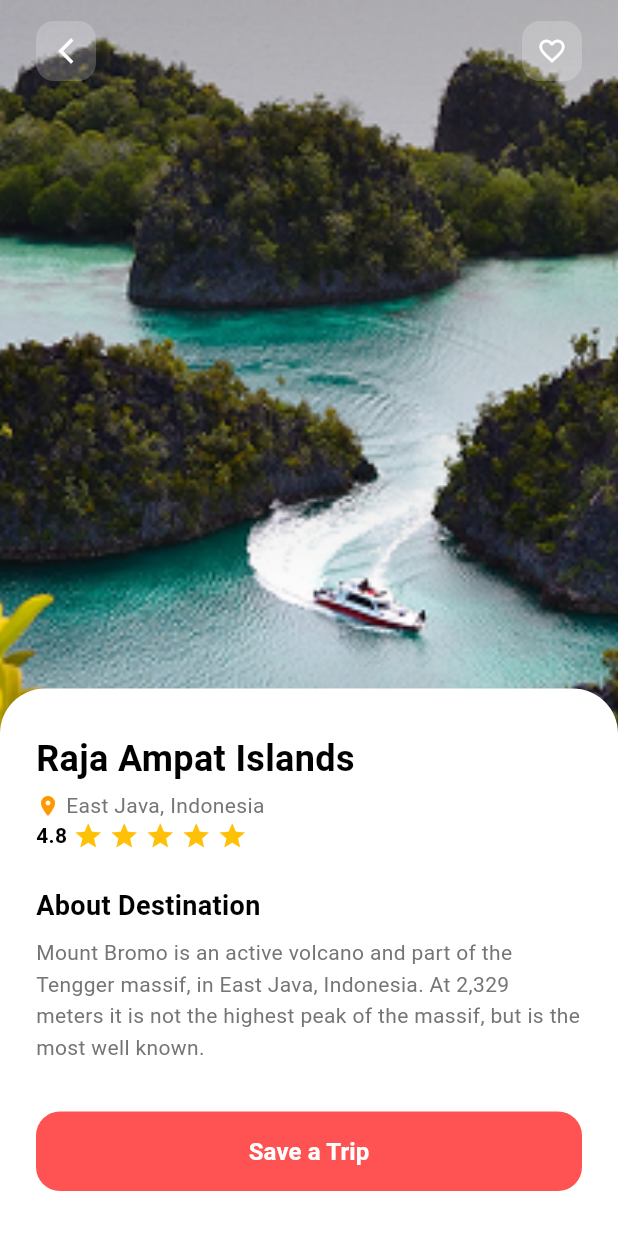
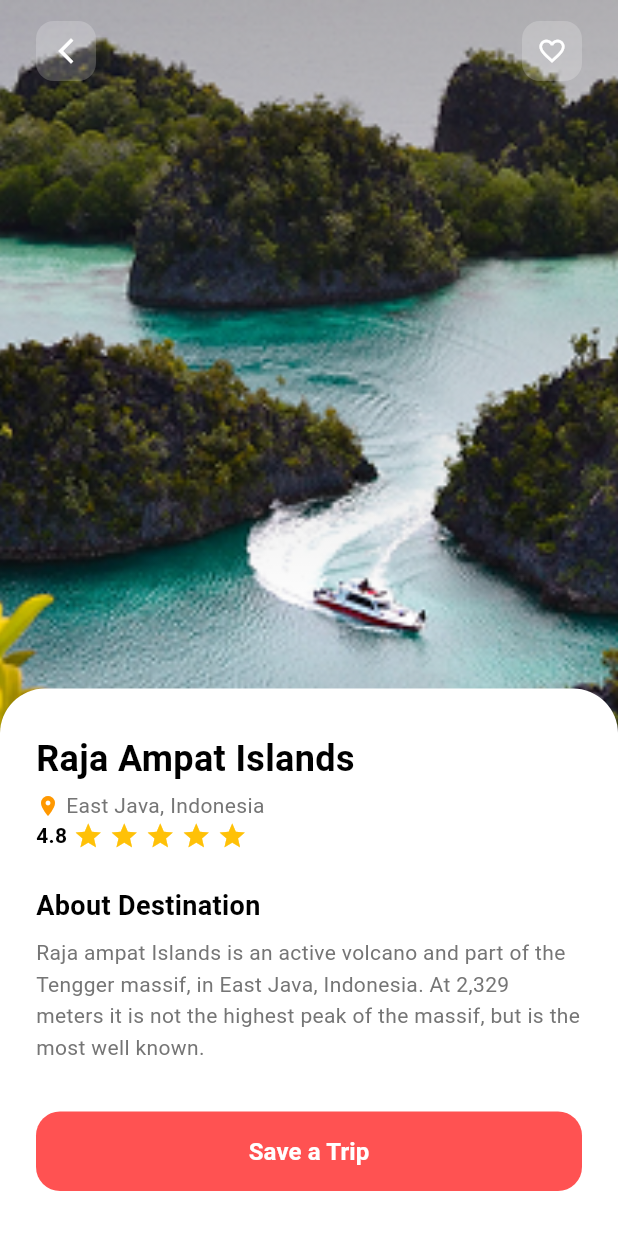
Before and after one commit to petereog/travella, a Flutter app: the screen it shows after launch, after a tap on "Ranu Kumbolo", on a phone screen of 412 x 824 dp. Run offline on Flutter 3.47's test engine with Material 3 defaults, Android fonts, the phone set to English and light mode, and no system bars; our stand-ins replace flutter_svg.

Commit message:
completed the saved and profile screen

```diff
--- a/lib/features/detail/view/page/detail_screen.dart
+++ b/lib/features/detail/view/page/detail_screen.dart
@@ -130,7 +130,7 @@ class DetailScreen extends StatelessWidget {
                   ),
                   const SizedBox(height: 8),
                   Text(
-                    'Mount Bromo is an active volcano and part of the Tengger massif, in East Java, Indonesia. At 2,329 meters it is not the highest peak of the massif, but is the most well known.',
+                    'Raja ampat Islands is an active volcano and part of the Tengger massif, in East Java, Indonesia. At 2,329 meters it is not the highest peak of the massif, but is the most well known.',
                     style: TextStyle(color: Colors.grey[600], fontSize: 14, height: 1.5),
                   ),
                   const SizedBox(height: 32),
@@ -154,8 +154,8 @@ class DetailScreen extends StatelessWidget {
                         ),
                       ),
                     ],
-                        ),
-                        ),
+              ),
+            ),
           )
         ],
       ),
--- a/lib/features/home/view/pages/home_page.dart
+++ b/lib/features/home/view/pages/home_page.dart
@@ -3,6 +3,8 @@ import 'package:flutter_svg/flutter_svg.dart';
 import 'package:travella/features/home/view/widget/category_widget.dart';
 import 'package:travella/features/home/view/widget/city_widget.dart';
 import 'package:travella/features/home/view/widget/place_widget.dart';
+import 'package:travella/features/profile/view/pages/profile_screen.dart';
+import 'package:travella/features/saved/view/pages/saved_screen.dart';
 import 'package:travella/features/search/view/pages/search_screen.dart';
 
 class HomePage extends StatefulWidget {
@@ -64,8 +66,8 @@ class _HomePageState extends State<HomePage> {
               children: [
                 _buildHomeBody(),
                 const SearchScreen(),
-                _buildPlaceholderPage(2),
-                _buildPlaceholderPage(3),
+                const SavedScreen(),
+               const ProfileScreen()
               ],
             ),
           ),
--- /dev/null
+++ b/lib/features/profile/view/pages/profile_screen.dart
@@ -0,0 +1,12 @@
+import 'package:flutter/material.dart';
+
+class ProfileScreen extends StatelessWidget {
+  const ProfileScreen ({super.key});
+
+  @override
+  Widget build(BuildContext context) {
+    return SizedBox(
+      child: Text('welcome to Profile'),
+    );
+  }
+}
--- /dev/null
+++ b/lib/features/saved/view/pages/saved_screen.dart
@@ -0,0 +1,12 @@
+import 'package:flutter/material.dart';
+
+class SavedScreen extends StatelessWidget {
+  const SavedScreen({super.key});
+
+  @override
+  Widget build(BuildContext context) {
+    return SizedBox(
+      child: Text('this is Saved screen'),
+    );
+  }
+}
--- a/lib/features/search/view/pages/search_screen.dart
+++ b/lib/features/search/view/pages/search_screen.dart
@@ -62,6 +62,7 @@ class SearchScreen extends StatelessWidget {
                     DestinationWidget(),
                     const SizedBox(width: 12,),
                     DestinationWidget(),
+                    const SizedBox(width: 12,),
                     DestinationWidget(),
                     const SizedBox(width: 12,),
                     DestinationWidget(),
```
